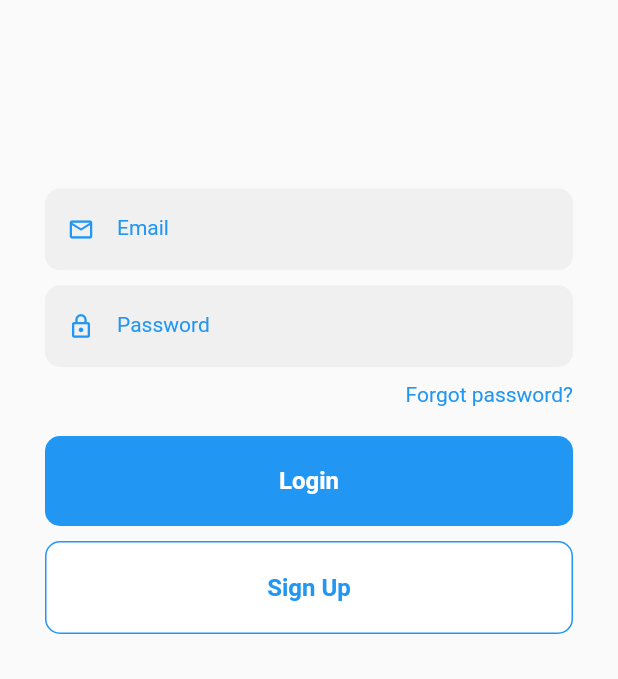
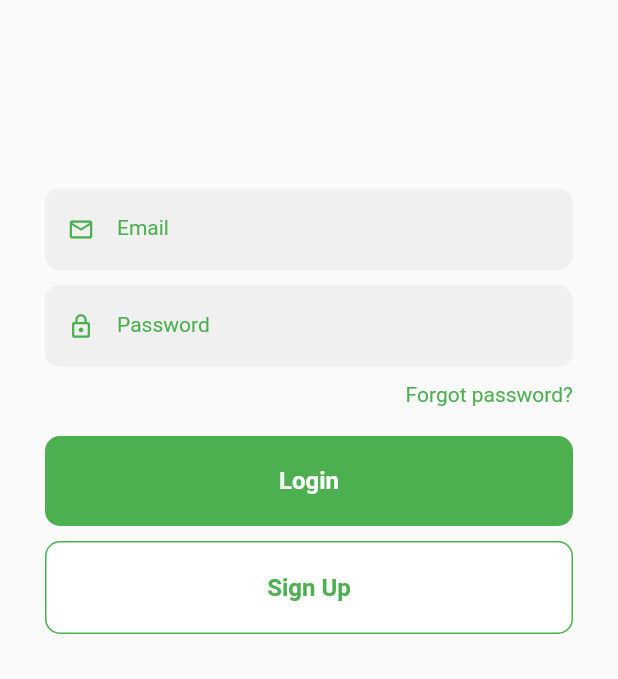
Before and after one commit to Amarygdala/wood_walk, a Flutter app: the screen it shows after launch, on a phone screen of 412 x 824 dp, the part 557-1236 px from its top. Run offline on Flutter 3.47's test engine with Material 2 defaults, Android fonts, the phone set to English and light mode, and no system bars; our stand-ins replace pedometer.

Commit message:
Green login page

```diff
--- a/lib/button_widget.dart
+++ b/lib/button_widget.dart
@@ -11,11 +11,11 @@ class ButtonWidget extends StatelessWidget {
     return Material(
       child: Ink(
         decoration: BoxDecoration(
-          color: hasBorder ? Colors.white : Colors.blue,
+          color: hasBorder ? Colors.white : Colors.green,
           borderRadius: BorderRadius.circular(10),
           border: hasBorder
             ? Border.all(
-              color: Colors.blue,
+              color: Colors.green,
               width: 1.0,
             )
           : Border.fromBorderSide(BorderSide.none),
@@ -31,7 +31,7 @@ class ButtonWidget extends StatelessWidget {
               child: Text(
                 title,
                 style: TextStyle(
-                  color: hasBorder ? Colors.blue : Colors.white,
+                  color: hasBorder ? Colors.green : Colors.white,
                   fontWeight: FontWeight.w600,
                   fontSize: 16.0,
                 ),
--- a/lib/login.dart
+++ b/lib/login.dart
@@ -63,7 +63,7 @@ class Login extends StatelessWidget {
                       Text(
                         'Forgot password?',
                         style: TextStyle(
-                          color: Colors.blue,
+                          color: Colors.green,
                         ),
                       )
                     ],
--- a/lib/textfield_widget.dart
+++ b/lib/textfield_widget.dart
@@ -16,16 +16,16 @@ class TextFieldWidget extends StatelessWidget {
       onChanged: onChanged,
       obscureText: obscureText,
       style: TextStyle(
-        color: Colors.blue,
+        color: Colors.green,
         fontSize: 14.0,
       ),
-      cursorColor: Colors.blue,
+      cursorColor: Colors.green,
       decoration: InputDecoration(
         labelText: hintText,
         prefixIcon: Icon(
           prefixIconData,
           size: 18,
-          color: Colors.blue,
+          color: Colors.green,
         ),
         filled: true,
         enabledBorder: UnderlineInputBorder(
@@ -34,15 +34,15 @@ class TextFieldWidget extends StatelessWidget {
         ),
         focusedBorder: OutlineInputBorder(
           borderRadius: BorderRadius.circular(10),
-          borderSide: BorderSide(color: Colors.blue)
+          borderSide: BorderSide(color: Colors.green)
         ),
         suffixIcon: Icon(
           suffixIconData,
           size: 18,
-          color: Colors.blue,
+          color: Colors.green,
         ),
-        labelStyle: TextStyle(color: Colors.blue),
-        focusColor: Colors.blue,
+        labelStyle: TextStyle(color: Colors.green),
+        focusColor: Colors.green,
       ),
     );
   }
```
